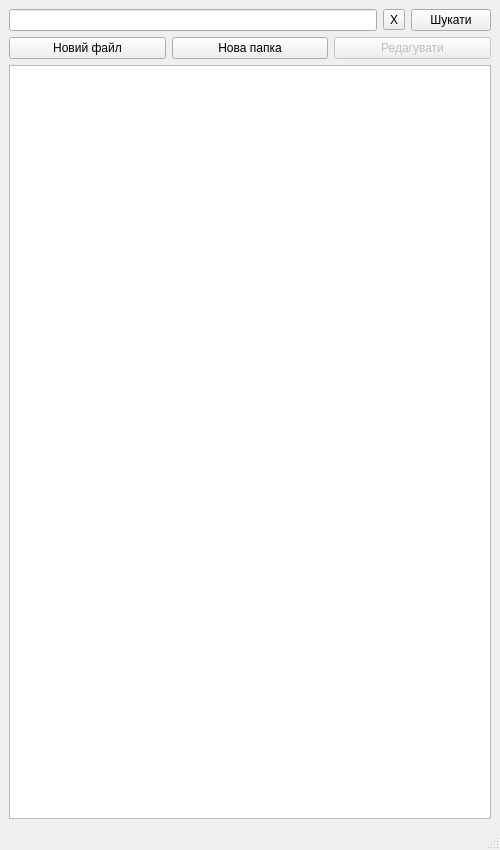
First picture: the form in gui/main.ui, repository andrii-shchur/TeleCloud, before the edit.
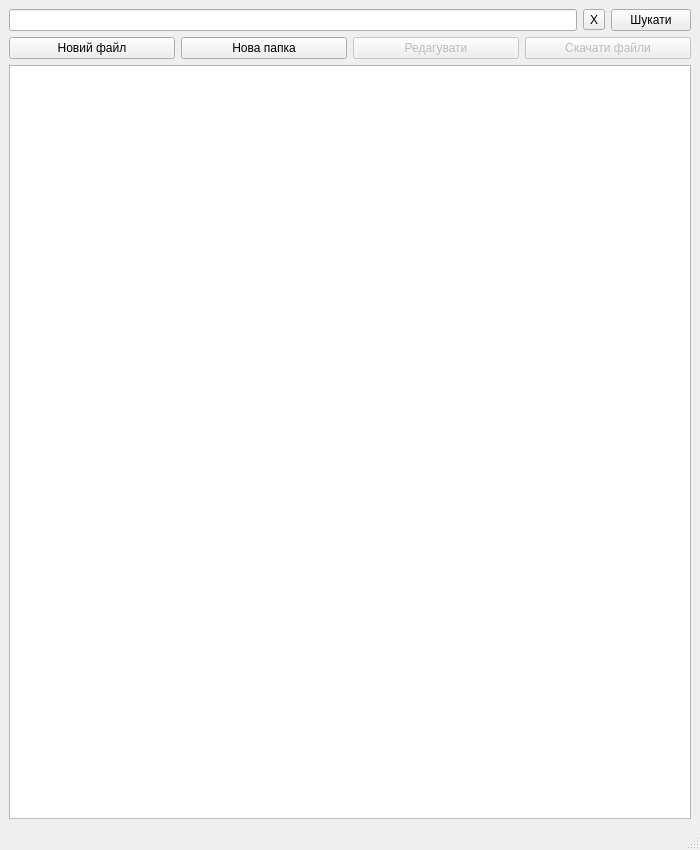
Second picture: the form after the edit. Icons and pictures are not drawn.

Patch:
```diff
--- a/gui/main.ui
+++ b/gui/main.ui
@@ -6,7 +6,7 @@
    <rect>
     <x>0</x>
     <y>0</y>
-    <width>500</width>
+    <width>700</width>
     <height>850</height>
    </rect>
   </property>
@@ -18,7 +18,7 @@
     <normaloff>:/:/newPrefix/logo1.png/logo.png</normaloff>:/:/newPrefix/logo1.png/logo.png</iconset>
   </property>
   <widget class="QWidget" name="centralwidget">
-   <layout class="QVBoxLayout" name="verticalLayout_2">
+   <layout class="QVBoxLayout" name="verticalLayout">
     <item>
      <layout class="QHBoxLayout" name="horizontalLayout">
       <item>
@@ -41,12 +41,6 @@
      </layout>
     </item>
     <item>
-     <layout class="QHBoxLayout" name="horizontalLayout_4">
-      <item>
-       <layout class="QHBoxLayout" name="horizontalLayout_3">
-        <item>
-         <layout class="QVBoxLayout" name="verticalLayout">
-          <item>
            <layout class="QHBoxLayout" name="horizontalLayout_2">
             <item>
              <widget class="QPushButton" name="upload_button">
@@ -72,18 +66,22 @@
               </property>
              </widget>
             </item>
+      <item>
+       <widget class="QPushButton" name="download_button">
+        <property name="enabled">
+         <bool>false</bool>
+        </property>
+        <property name="text">
+         <string>Скачати файли</string>
+        </property>
+       </widget>
+      </item>
            </layout>
           </item>
           <item>
            <widget class="QTreeView" name="treeView"/>
           </item>
          </layout>
-        </item>
-       </layout>
-      </item>
-     </layout>
-    </item>
-   </layout>
   </widget>
   <widget class="QMenuBar" name="menubar">
    <property name="geometry">
```
Left out of the diff: 2 changed lines with no effect on the pictures. Lines whose indentation alone changed are shown as unchanged.
